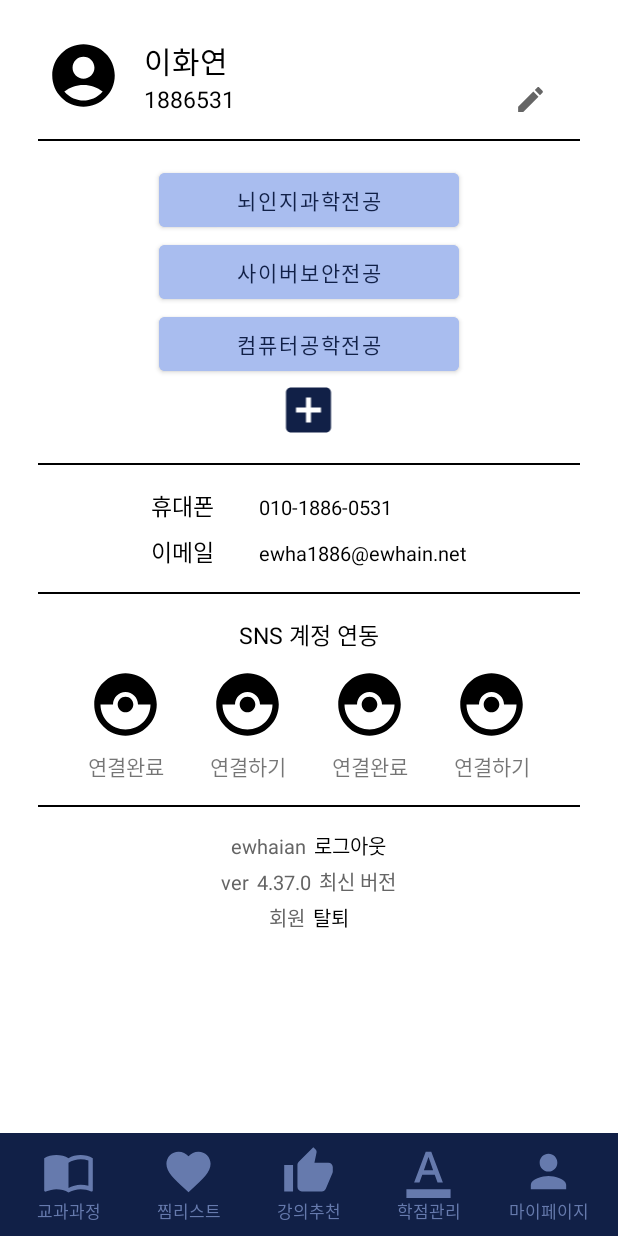
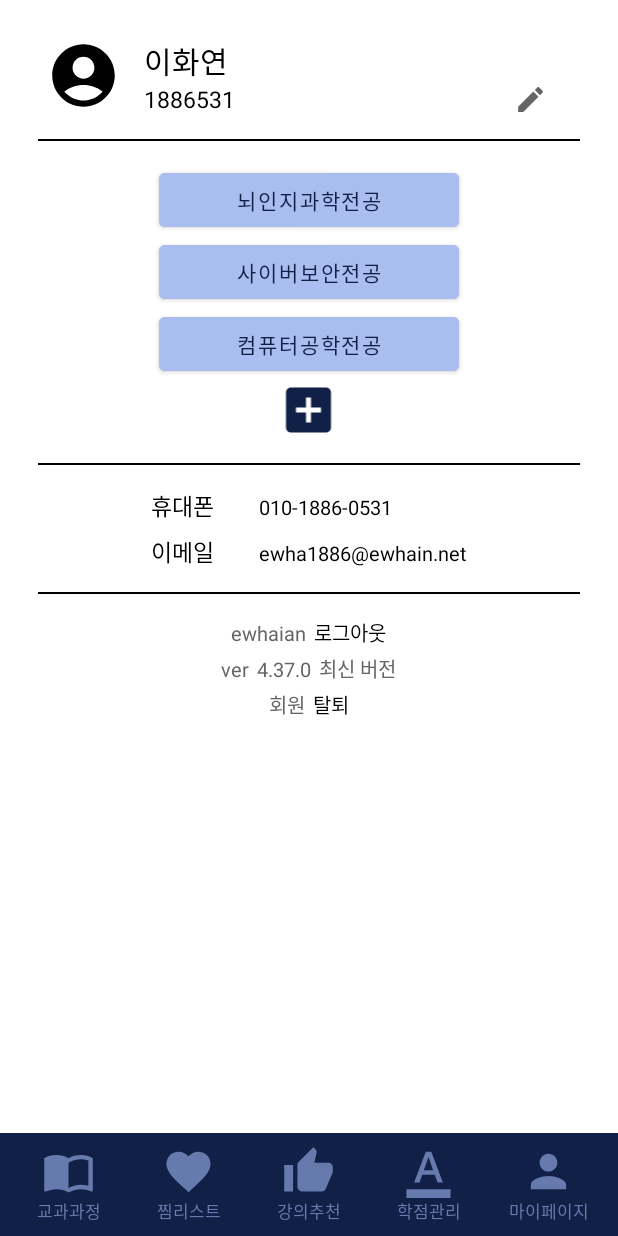
Before and after one commit to Curri4You/CurriForYou, an Android app: the MyPageActivity screen opened directly, with no data from a screen before it, on a phone screen of 412 x 824 dp. Run offline under Robolectric (Android 15) with nearby library versions, the phone set to English and light mode, and no system bars; network calls fail.

Commit message:
Shinchaeeun 중간발표 때 필요없는 부분 주석처리

```diff
--- a/app/src/main/java/com/example/curriforyou/MainActivity.java
+++ b/app/src/main/java/com/example/curriforyou/MainActivity.java
@@ -106,16 +106,16 @@ public class MainActivity extends AppCompatActivity implements View.OnClickListe
         progressDialog.setMessage("Please wait ...");
         progressDialog.show();
 
-        //-------------------------------------------------//
-        //[페이지 이동] LOGIN PAGE BUTTON 클릭 --> LOGIN PAGE 로 이동
-        Button btn_login_page = (Button)findViewById(R.id.btn_login_page);
-        btn_login_page.setOnClickListener(new View.OnClickListener() {
-            @Override
-            public void onClick(View v) {
-                Intent intent = new Intent(getApplicationContext(), LoginActivity.class);
-                startActivity(intent);
-            }
-        });
+//        //-------------------------------------------------//
+//        //[페이지 이동] LOGIN PAGE BUTTON 클릭 --> LOGIN PAGE 로 이동
+//        Button btn_login_page = (Button)findViewById(R.id.btn_login_page);
+//        btn_login_page.setOnClickListener(new View.OnClickListener() {
+//            @Override
+//            public void onClick(View v) {
+//                Intent intent = new Intent(getApplicationContext(), LoginActivity.class);
+//                startActivity(intent);
+//            }
+//        });
 
         //-------------------------------------------------//
         //[SideBar] CURRICULUM PAGE에서 햄버거 클릭 --> 사이드바 화면 출력
@@ -161,22 +161,22 @@ public class MainActivity extends AppCompatActivity implements View.OnClickListe
         naviBtn_gradeManagement.setOnClickListener(this);
         naviBtn_myPage.setOnClickListener(this);
 
-        //////////////////
-        //testing 용 - 무시해도 됨
-        //TextView에 리스트에 들어갈 내용 나열출력
-        Button btn_list = (Button) findViewById(R.id.btn_list);
-        btn_list.setOnClickListener(new View.OnClickListener() {
-            @Override
-            public void onClick(View v) {
-                //요청 큐가 없으면 요청 큐 생성하기
-                if(requestQueue == null){
-                    requestQueue = Volley.newRequestQueue(getApplicationContext());
-                }
-                //course table 정보 토스트값으로 출력
-                CourseList();
-            }
-        });
-        //////////////////
+//        //////////////////
+//        //testing 용 - 무시해도 됨
+//        //TextView에 리스트에 들어갈 내용 나열출력
+//        Button btn_list = (Button) findViewById(R.id.btn_list);
+//        btn_list.setOnClickListener(new View.OnClickListener() {
+//            @Override
+//            public void onClick(View v) {
+//                //요청 큐가 없으면 요청 큐 생성하기
+//                if(requestQueue == null){
+//                    requestQueue = Volley.newRequestQueue(getApplicationContext());
+//                }
+//                //course table 정보 토스트값으로 출력
+//                CourseList();
+//            }
+//        });
+//        //////////////////
 
     }
 
--- a/app/src/main/java/com/example/curriforyou/MyPageActivity.java
+++ b/app/src/main/java/com/example/curriforyou/MyPageActivity.java
@@ -43,14 +43,14 @@ public class MyPageActivity extends AppCompatActivity implements View.OnClickLis
 //        tv_student_id.setText(student_id);
 //        btn_mainMajor.setText(major_name);
 
-        // 프로필 사진
-        ImageView user_photo = (ImageView) findViewById(R.id.user_photo);
-        user_photo.setOnClickListener(new View.OnClickListener() {
-            @Override
-            public void onClick(View view) {
-                Toast.makeText(getApplicationContext(), "프로필 사진 변경", Toast.LENGTH_SHORT).show();
-            }
-        });
+//        // 프로필 사진
+//        ImageView user_photo = (ImageView) findViewById(R.id.user_photo);
+//        user_photo.setOnClickListener(new View.OnClickListener() {
+//            @Override
+//            public void onClick(View view) {
+//                Toast.makeText(getApplicationContext(), "프로필 사진 변경", Toast.LENGTH_SHORT).show();
+//            }
+//        });
 
         // 전공수정버튼 (연필)
         ImageView btn_infoModification = (ImageView) findViewById(R.id.btn_infoModification);
--- a/app/src/main/res/layout/activity_curriculum.xml
+++ b/app/src/main/res/layout/activity_curriculum.xml
@@ -169,21 +169,21 @@
                     android:layout_weight="1">
                 </LinearLayout>-->
 
-                <!--[Testing] 버튼 누르면 CourseList 관련된 Toast 출력-->
-                <androidx.appcompat.widget.AppCompatButton
-                    android:id="@+id/btn_list"
-                    android:layout_width="wrap_content"
-                    android:layout_height="wrap_content"
-                    android:text="list">
-                </androidx.appcompat.widget.AppCompatButton>
+<!--                &lt;!&ndash;[Testing] 버튼 누르면 CourseList 관련된 Toast 출력&ndash;&gt;-->
+<!--                <androidx.appcompat.widget.AppCompatButton-->
+<!--                    android:id="@+id/btn_list"-->
+<!--                    android:layout_width="wrap_content"-->
+<!--                    android:layout_height="wrap_content"-->
+<!--                    android:text="list">-->
+<!--                </androidx.appcompat.widget.AppCompatButton>-->
 
-                <!--로그인 페이지로 이동하는 버튼-->
-                <Button
-                    android:id="@+id/btn_login_page"
-                    android:layout_width="wrap_content"
-                    android:layout_height="wrap_content"
-                    android:text="LOGIN PAGE">
-                </Button>
+<!--                &lt;!&ndash;로그인 페이지로 이동하는 버튼&ndash;&gt;-->
+<!--                <Button-->
+<!--                    android:id="@+id/btn_login_page"-->
+<!--                    android:layout_width="wrap_content"-->
+<!--                    android:layout_height="wrap_content"-->
+<!--                    android:text="LOGIN PAGE">-->
+<!--                </Button>-->
 
 
             </LinearLayout>
--- a/app/src/main/res/layout/activity_mypage.xml
+++ b/app/src/main/res/layout/activity_mypage.xml
@@ -186,122 +186,122 @@
             android:layout_height="1dp"
             android:background="@color/black" />
 
-        <LinearLayout
-            android:layout_width="match_parent"
-            android:layout_height="wrap_content"
-            android:layout_marginVertical="15dp"
-            android:gravity="center"
-            android:orientation="vertical">
+<!--        <LinearLayout-->
+<!--            android:layout_width="match_parent"-->
+<!--            android:layout_height="wrap_content"-->
+<!--            android:layout_marginVertical="15dp"-->
+<!--            android:gravity="center"-->
+<!--            android:orientation="vertical">-->
 
-            <TextView
-                android:layout_width="wrap_content"
-                android:layout_height="wrap_content"
-                android:layout_marginBottom="10dp"
-                android:text="SNS 계정 연동"
-                android:textColor="@color/black"
-                android:textSize="15dp" />
+<!--            <TextView-->
+<!--                android:layout_width="wrap_content"-->
+<!--                android:layout_height="wrap_content"-->
+<!--                android:layout_marginBottom="10dp"-->
+<!--                android:text="SNS 계정 연동"-->
+<!--                android:textColor="@color/black"-->
+<!--                android:textSize="15dp" />-->
 
-            <LinearLayout
-                android:layout_width="wrap_content"
-                android:layout_height="wrap_content"
-                android:orientation="horizontal">
+<!--            <LinearLayout-->
+<!--                android:layout_width="wrap_content"-->
+<!--                android:layout_height="wrap_content"-->
+<!--                android:orientation="horizontal">-->
 
-                <LinearLayout
-                    android:layout_width="wrap_content"
-                    android:layout_height="wrap_content"
-                    android:layout_marginHorizontal="15dp"
-                    android:gravity="center"
-                    android:orientation="vertical">
+<!--                <LinearLayout-->
+<!--                    android:layout_width="wrap_content"-->
+<!--                    android:layout_height="wrap_content"-->
+<!--                    android:layout_marginHorizontal="15dp"-->
+<!--                    android:gravity="center"-->
+<!--                    android:orientation="vertical">-->
 
-                    <ImageView
-                        android:id="@+id/naver"
-                        android:layout_width="50dp"
-                        android:layout_height="50dp"
-                        android:src="@drawable/pokemon" />
+<!--                    <ImageView-->
+<!--                        android:id="@+id/naver"-->
+<!--                        android:layout_width="50dp"-->
+<!--                        android:layout_height="50dp"-->
+<!--                        android:src="@drawable/pokemon" />-->
 
-                    <TextView
-                        android:id="@+id/naverConnect"
-                        android:layout_width="wrap_content"
-                        android:layout_height="wrap_content"
-                        android:layout_marginTop="5dp"
-                        android:text="@string/connected" />
+<!--                    <TextView-->
+<!--                        android:id="@+id/naverConnect"-->
+<!--                        android:layout_width="wrap_content"-->
+<!--                        android:layout_height="wrap_content"-->
+<!--                        android:layout_marginTop="5dp"-->
+<!--                        android:text="@string/connected" />-->
 
-                </LinearLayout>
+<!--                </LinearLayout>-->
 
-                <LinearLayout
-                    android:layout_width="wrap_content"
-                    android:layout_height="wrap_content"
-                    android:layout_marginHorizontal="15dp"
-                    android:gravity="center"
-                    android:orientation="vertical">>
+<!--                <LinearLayout-->
+<!--                    android:layout_width="wrap_content"-->
+<!--                    android:layout_height="wrap_content"-->
+<!--                    android:layout_marginHorizontal="15dp"-->
+<!--                    android:gravity="center"-->
+<!--                    android:orientation="vertical">-->
 
-                    <ImageView
-                        android:id="@+id/google"
-                        android:layout_width="50dp"
-                        android:layout_height="50dp"
-                        android:src="@drawable/pokemon" />
+<!--                    <ImageView-->
+<!--                        android:id="@+id/google"-->
+<!--                        android:layout_width="50dp"-->
+<!--                        android:layout_height="50dp"-->
+<!--                        android:src="@drawable/pokemon" />-->
 
-                    <TextView
-                        android:id="@+id/googleConnect"
-                        android:layout_width="wrap_content"
-                        android:layout_height="wrap_content"
-                        android:layout_marginTop="5dp"
-                        android:text="@string/connect" />
+<!--                    <TextView-->
+<!--                        android:id="@+id/googleConnect"-->
+<!--                        android:layout_width="wrap_content"-->
+<!--                        android:layout_height="wrap_content"-->
+<!--                        android:layout_marginTop="5dp"-->
+<!--                        android:text="@string/connect" />-->
 
-                </LinearLayout>
+<!--                </LinearLayout>-->
 
-                <LinearLayout
-                    android:layout_width="wrap_content"
-                    android:layout_height="wrap_content"
-                    android:layout_marginHorizontal="15dp"
-                    android:gravity="center"
-                    android:orientation="vertical">>
+<!--                <LinearLayout-->
+<!--                    android:layout_width="wrap_content"-->
+<!--                    android:layout_height="wrap_content"-->
+<!--                    android:layout_marginHorizontal="15dp"-->
+<!--                    android:gravity="center"-->
+<!--                    android:orientation="vertical">>-->
 
-                    <ImageView
-                        android:id="@+id/kakao"
-                        android:layout_width="50dp"
-                        android:layout_height="50dp"
-                        android:src="@drawable/pokemon" />
+<!--                    <ImageView-->
+<!--                        android:id="@+id/kakao"-->
+<!--                        android:layout_width="50dp"-->
+<!--                        android:layout_height="50dp"-->
+<!--                        android:src="@drawable/pokemon" />-->
 
-                    <TextView
-                        android:id="@+id/kakaoConnect"
-                        android:layout_width="wrap_content"
-                        android:layout_height="wrap_content"
-                        android:layout_marginTop="5dp"
-                        android:text="@string/connected" />
+<!--                    <TextView-->
+<!--                        android:id="@+id/kakaoConnect"-->
+<!--                        android:layout_width="wrap_content"-->
+<!--                        android:layout_height="wrap_content"-->
+<!--                        android:layout_marginTop="5dp"-->
+<!--                        android:text="@string/connected" />-->
 
-                </LinearLayout>
+<!--                </LinearLayout>-->
 
-                <LinearLayout
-                    android:layout_width="wrap_content"
-                    android:layout_height="wrap_content"
-                    android:layout_marginHorizontal="15dp"
-                    android:gravity="center"
-                    android:orientation="vertical">>
+<!--                <LinearLayout-->
+<!--                    android:layout_width="wrap_content"-->
+<!--                    android:layout_height="wrap_content"-->
+<!--                    android:layout_marginHorizontal="15dp"-->
+<!--                    android:gravity="center"-->
+<!--                    android:orientation="vertical">>-->
 
-                    <ImageView
-                        android:id="@+id/apple"
-                        android:layout_width="50dp"
-                        android:layout_height="50dp"
-                        android:src="@drawable/pokemon" />
+<!--                    <ImageView-->
+<!--                        android:id="@+id/apple"-->
+<!--                        android:layout_width="50dp"-->
+<!--                        android:layout_height="50dp"-->
+<!--                        android:src="@drawable/pokemon" />-->
 
-                    <TextView
-                        android:id="@+id/appleConnect"
-                        android:layout_width="wrap_content"
-                        android:layout_height="wrap_content"
-                        android:layout_marginTop="5dp"
-                        android:text="@string/connect" />
+<!--                    <TextView-->
+<!--                        android:id="@+id/appleConnect"-->
+<!--                        android:layout_width="wrap_content"-->
+<!--                        android:layout_height="wrap_content"-->
+<!--                        android:layout_marginTop="5dp"-->
+<!--                        android:text="@string/connect" />-->
 
-                </LinearLayout>
+<!--                </LinearLayout>-->
 
-            </LinearLayout>
+<!--            </LinearLayout>-->
 
-        </LinearLayout>
+<!--        </LinearLayout>-->
 
-        <View
-            android:layout_width="match_parent"
-            android:layout_height="1dp"
-            android:background="@color/black" />
+<!--        <View-->
+<!--            android:layout_width="match_parent"-->
+<!--            android:layout_height="1dp"-->
+<!--            android:background="@color/black" />-->
 
         <LinearLayout
             android:layout_width="match_parent"
--- a/app/src/main/res/layout/listview_item_open.xml
+++ b/app/src/main/res/layout/listview_item_open.xml
@@ -110,9 +110,10 @@
             android:layout_marginVertical="8dp"/>
 
         <TextView
+            android:id="@+id/grade"
             android:layout_width="wrap_content"
             android:layout_height="wrap_content"
-            android:text="A+"
+            android:text=" "
             android:textSize="15sp"
             android:paddingHorizontal="15dp">
         </TextView>
--- a/app/src/main/res/layout/listview_semester.xml
+++ b/app/src/main/res/layout/listview_semester.xml
@@ -132,7 +132,7 @@
                 android:id="@+id/tv_course_name2"
                 android:layout_width="wrap_content"
                 android:layout_height="wrap_content"
-                android:text="사이버보안학과"
+                android:text="사이버보안개론"
                 android:textStyle="bold">
             </TextView>
 
@@ -151,13 +151,26 @@
                 android:text="  ">
             </TextView>
 
-            <TextView
-                android:id="@+id/tv_credit"
+            <LinearLayout
                 android:layout_width="wrap_content"
                 android:layout_height="wrap_content"
-                android:text="누적 13/180 이수"
-                android:textColor="@color/gray_3">
-            </TextView>
+                android:orientation="horizontal">
+
+                <TextView
+                    android:id="@+id/tv_credit"
+                    android:layout_width="wrap_content"
+                    android:layout_height="wrap_content"
+                    android:text="NULL"
+                    android:textColor="@color/gray_3">
+                </TextView>
+
+                <TextView
+                    android:layout_width="wrap_content"
+                    android:layout_height="wrap_content"
+                    android:text=" 학점"
+                    android:textColor="@color/gray_3"/>
+
+            </LinearLayout>
 
         </LinearLayout>
 
```
